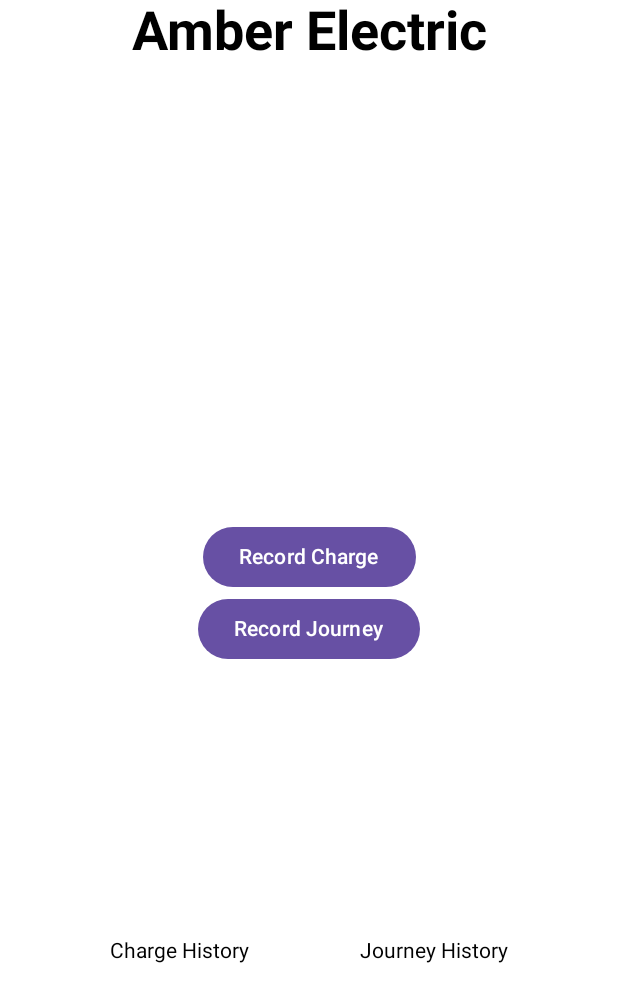
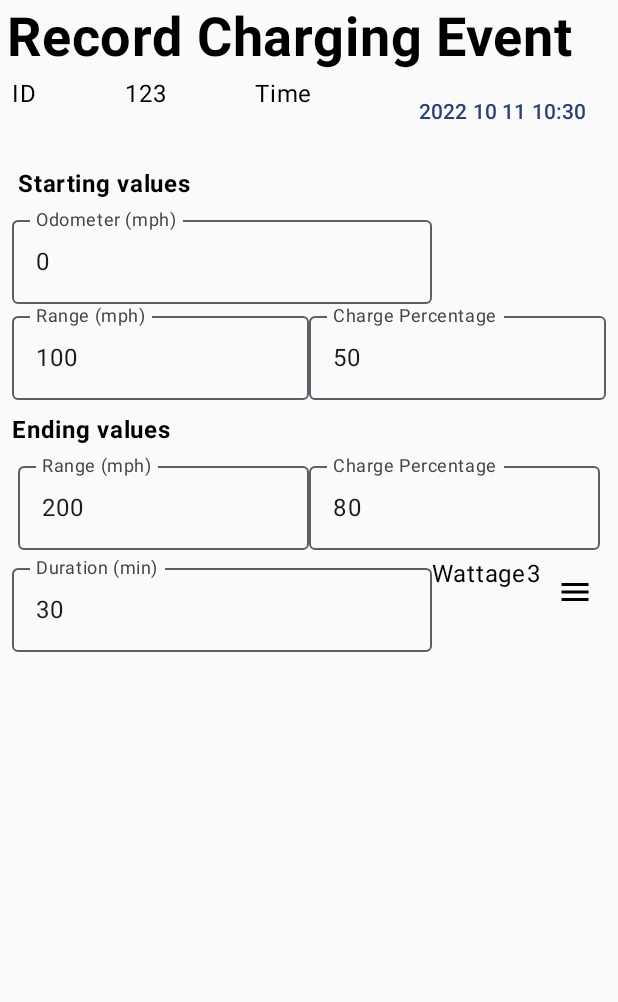
Before and after one commit to v79/AmberChargeTracker, an Android app built with Jetpack Compose: the screen it shows after launch (MainActivity), after a tap on "Record Charge", on a phone screen of 412 x 824 dp. Shown: the top 1002 px of the screen. Run offline under Robolectric (Android 15) with nearby library versions, the phone set to English and light mode, and no system bars.

Commit message:
Working on layout to record a car charging event

```diff
--- a/app/src/main/java/org/liamjd/amber/screens/MainMenu.kt
+++ b/app/src/main/java/org/liamjd/amber/screens/MainMenu.kt
@@ -14,9 +14,11 @@ import androidx.compose.ui.tooling.preview.Preview
 import androidx.compose.ui.unit.sp
 import androidx.navigation.NavController
 import androidx.navigation.compose.rememberNavController
+import org.liamjd.amber.ui.theme.AmberChargeTrackerTheme
 
 @Composable
 fun MainMenu(navController: NavController) {
+    AmberChargeTrackerTheme {
         Column(
             modifier = Modifier
                 .fillMaxHeight()
@@ -50,7 +52,7 @@ fun MainMenu(navController: NavController) {
                     horizontalAlignment = Alignment.CenterHorizontally,
                     modifier = Modifier.fillMaxSize()
                 ) {
-                Button(onClick = { /*TODO*/ }) {
+                    Button(onClick = { navController.navigate(Screen.RecordJourneyScreen.route) }) {
                         Text(text = "Record Charge")
                     }
                     Button(onClick = { /*TODO*/ }) {
@@ -67,7 +69,7 @@ fun MainMenu(navController: NavController) {
                 Text("Charge History")
                 Text("Journey History")
             }
-
+        }
     }
 }
 
--- a/app/src/main/java/org/liamjd/amber/screens/Navigation.kt
+++ b/app/src/main/java/org/liamjd/amber/screens/Navigation.kt
@@ -12,5 +12,8 @@ fun Navigation() {
         composable(route = Screen.StartScreen.route) {
             MainMenu(navController = navController)
         }
+        composable(route = Screen.RecordJourneyScreen.route) {
+            RecordChargeScreen(navController = navController)
+        }
     }
 }
--- /dev/null
+++ b/app/src/main/java/org/liamjd/amber/screens/RecordChargeScreen.kt
@@ -0,0 +1,229 @@
+package org.liamjd.amber.screens
+
+import androidx.compose.foundation.background
+import androidx.compose.foundation.border
+import androidx.compose.foundation.layout.*
+import androidx.compose.foundation.text.BasicTextField
+import androidx.compose.foundation.text.KeyboardOptions
+import androidx.compose.material.icons.Icons
+import androidx.compose.material.icons.filled.Menu
+import androidx.compose.material3.*
+import androidx.compose.runtime.Composable
+import androidx.compose.runtime.*
+import androidx.compose.ui.Alignment
+import androidx.compose.ui.Modifier
+import androidx.compose.ui.graphics.Color
+import androidx.compose.ui.layout.VerticalAlignmentLine
+import androidx.compose.ui.text.font.FontWeight
+import androidx.compose.ui.text.input.KeyboardType
+import androidx.compose.ui.text.style.TextAlign
+import androidx.compose.ui.tooling.preview.Preview
+import androidx.compose.ui.unit.dp
+import androidx.compose.ui.unit.sp
+import androidx.navigation.NavController
+import androidx.navigation.compose.rememberNavController
+import org.liamjd.amber.ui.theme.AmberChargeTrackerTheme
+import java.time.LocalDateTime
+import java.time.format.DateTimeFormatter
+
+@OptIn(ExperimentalMaterial3Api::class)
+@Composable
+fun RecordChargeScreen(navController: NavController) {
+
+    AmberChargeTrackerTheme {
+        val chargeRecordId = 123
+        var chargeTime by remember {
+            mutableStateOf(LocalDateTime.now())
+        }
+        var odometer by remember {
+            mutableStateOf(0)
+        }
+        var batteryStartRange by remember {
+            mutableStateOf(100)
+        }
+        var batteryStartPct by remember {
+            mutableStateOf(50)
+        }
+        var batteryEndRange by remember {
+            mutableStateOf(200)
+        }
+        var batteryEndPct by remember {
+            mutableStateOf(80)
+        }
+        var chargeDuration by remember {
+            mutableStateOf(30)
+        }
+
+        Column(
+            modifier = Modifier
+                .fillMaxSize()
+                .padding(4.dp)
+        ) {
+            Text(
+                text = "Record Charging Event",
+                fontSize = 36.sp,
+                fontWeight = FontWeight.Bold,
+                textAlign = TextAlign.Center
+            )
+            // METADATA
+            Row(
+                modifier = Modifier
+                    .fillMaxWidth()
+                    .padding(4.dp),
+                horizontalArrangement = Arrangement.SpaceBetween
+            ) {
+                Text("ID")
+                Text("$chargeRecordId")
+                Text("Time")
+                TextButton(onClick = {}) {
+                    Text(
+                        text = chargeTime.format(DateTimeFormatter.ofPattern("yyyy MM dd H:m"))
+                    )
+                }
+            }
+            // STARTING VALUES
+            Row(
+                modifier = Modifier
+                    .fillMaxWidth()
+                    .padding(4.dp), horizontalArrangement = Arrangement.SpaceEvenly
+            ) {
+                Column {
+                    Row(
+                        modifier = Modifier
+                            .fillMaxWidth()
+                            .padding(4.dp)
+                    ) {
+                        Text(
+                            text = "Starting values",
+                            fontWeight = FontWeight.Bold
+                        )
+                    }
+                    OutlinedTextField(
+                        value = odometer.toString(),
+                        onValueChange = { odometer = Integer.parseInt(it) },
+                        singleLine = true,
+                        keyboardOptions = KeyboardOptions(keyboardType = KeyboardType.Number),
+                        label = { Text("Odometer (mph)") },
+                    )
+                    Row(
+                        modifier = Modifier
+                            .fillMaxWidth(),
+                        horizontalArrangement = Arrangement.SpaceEvenly
+                    ) {
+                        OutlinedTextField(
+                            modifier = Modifier.weight(1f),
+                            value = batteryStartRange.toString(),
+                            onValueChange = { batteryStartRange = Integer.parseInt(it) },
+                            singleLine = true,
+                            keyboardOptions = KeyboardOptions(keyboardType = KeyboardType.Number),
+                            label = { Text("Range (mph)") },
+                        )
+                        OutlinedTextField(
+                            modifier = Modifier.weight(1f),
+                            value = batteryStartPct.toString(),
+                            onValueChange = { batteryStartPct = Integer.parseInt(it) },
+                            singleLine = true,
+                            keyboardOptions = KeyboardOptions(keyboardType = KeyboardType.Number),
+                            label = { Text("Charge Percentage") },
+                        )
+                    }
+                }
+            }
+            // END VALUES
+            Row(
+                modifier = Modifier
+                    .fillMaxWidth()
+                    .padding(4.dp), horizontalArrangement = Arrangement.SpaceEvenly
+            ) {
+                Column {
+                    Row {
+                        Text(
+                            text = "Ending values",
+                            fontWeight = FontWeight.Bold
+                        )
+                    }
+                    Row(
+                        modifier = Modifier
+                            .fillMaxWidth()
+                            .padding(4.dp),
+                        horizontalArrangement = Arrangement.SpaceEvenly
+                    ) {
+                        OutlinedTextField(
+                            modifier = Modifier.weight(1f),
+                            value = batteryEndRange.toString(),
+                            onValueChange = { batteryEndRange = Integer.parseInt(it) },
+                            singleLine = true,
+                            keyboardOptions = KeyboardOptions(keyboardType = KeyboardType.Number),
+                            label = { Text("Range (mph)") },
+                        )
+                        OutlinedTextField(
+                            modifier = Modifier.weight(1f),
+                            value = batteryEndPct.toString(),
+                            onValueChange = { batteryEndPct = Integer.parseInt(it) },
+                            singleLine = true,
+                            keyboardOptions = KeyboardOptions(keyboardType = KeyboardType.Number),
+                            label = { Text("Charge Percentage") },
+                        )
+                    }
+                    Row {
+                        OutlinedTextField(
+                            value = chargeDuration.toString(),
+                            onValueChange = { chargeDuration = Integer.parseInt(it) },
+                            singleLine = true,
+                            keyboardOptions = KeyboardOptions(keyboardType = KeyboardType.Number),
+                            label = { Text("Duration (min)") },
+                        )
+                        KWMenu()
+                    }
+                }
+            }
+        }
+    }
+}
+
+@OptIn(ExperimentalMaterial3Api::class)
+@Preview
+@Composable
+fun KWMenu() {
+    var kw by remember { mutableStateOf(3) }
+    var kwMenuExpanded by remember { mutableStateOf(false) }
+    Row(modifier = Modifier.fillMaxWidth(),
+        horizontalArrangement = Arrangement.SpaceEvenly) {
+        Text(text = "Wattage")
+        Text(text = "$kw")
+        IconButton(
+            modifier = Modifier.weight(1f),
+            onClick = { kwMenuExpanded = true }) {
+            Icon(Icons.Default.Menu, contentDescription = "Charger wattage")
+        }
+
+        DropdownMenu(
+            modifier = Modifier.weight(1f),
+            expanded = kwMenuExpanded, onDismissRequest = { kwMenuExpanded = false }) {
+            DropdownMenuItem(text = { Text("3kw") }, onClick = { kw = 3; kwMenuExpanded = false })
+            DropdownMenuItem(text = { Text("7kw") }, onClick = { kw = 7 ; kwMenuExpanded = false})
+            DropdownMenuItem(
+                text = { Text("11kw") },
+                onClick = { kw = 11 ; kwMenuExpanded = false})
+            DropdownMenuItem(
+                text = { Text("22kw") },
+                onClick = { kw = 22; kwMenuExpanded = false })
+            DropdownMenuItem(
+                text = { Text("50kw") },
+                onClick = { kw = 55; kwMenuExpanded = false })
+            DropdownMenuItem(
+                text = { Text("100kw") },
+                onClick = { kw = 150; kwMenuExpanded = false })
+            DropdownMenuItem(
+                text = { Text("350kw") },
+                onClick = { kw = 350; kwMenuExpanded = false })
+        }
+    }
+
+}
+
+@Preview
+@Composable
+fun RecordChargingPreview() {
+    RecordChargeScreen(navController = rememberNavController())
+}
```
Lines whose indentation alone changed are shown as unchanged.
